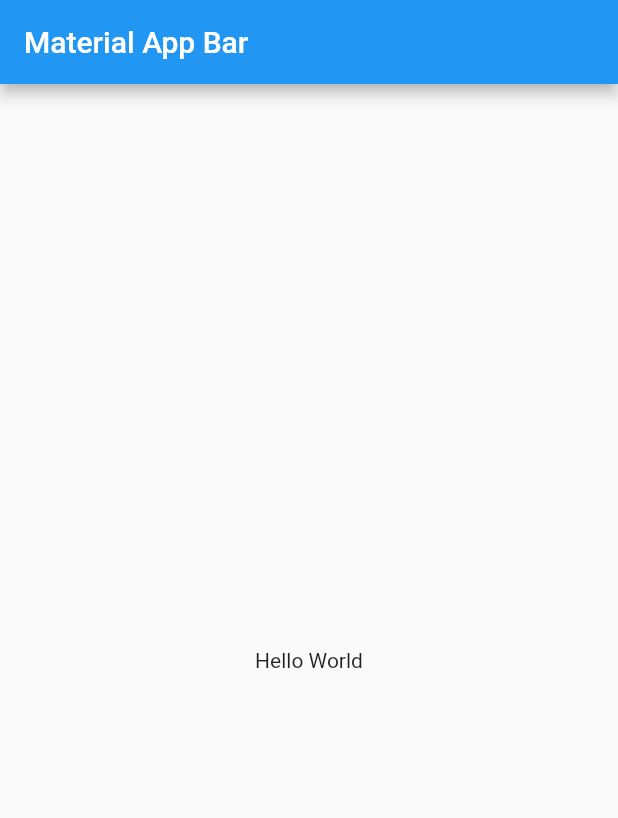
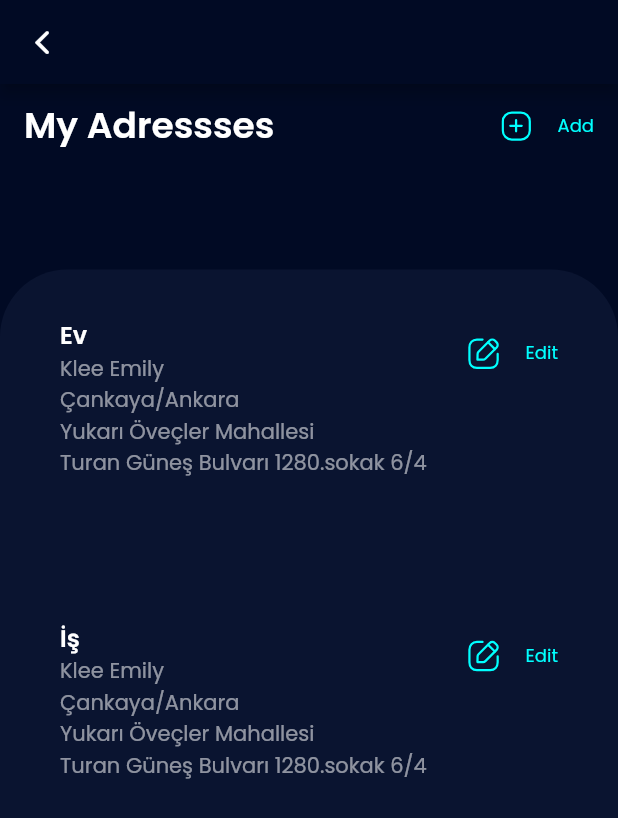
Before and after one commit to boranpek/work_with_ahmet, a Flutter app: the screen it shows after launch, on a phone screen of 412 x 824 dp. Shown: the top 818 px of the screen. Run offline on Flutter 3.47's test engine with Material 2 defaults, Android fonts, the phone set to English and light mode, and no system bars; our stand-ins replace flutter_svg, google_fonts.

Commit message:
myaddresses page eklendi

```diff
--- a/lib/main.dart
+++ b/lib/main.dart
@@ -1,4 +1,6 @@
 import 'package:flutter/material.dart';
+
+import 'pages/adresses_page.dart';
 
 void main() => runApp(MyApp());
 
@@ -7,16 +9,11 @@ class MyApp extends StatelessWidget {
   Widget build(BuildContext context) {
     return MaterialApp(
       title: 'Material App',
-      home: Scaffold(
-        appBar: AppBar(
-          title: Text('Material App Bar'),
-        ),
-        body: Center(
-          child: Container(
-            child: Text('Hello World'),
-          ),
-        ),
+      debugShowCheckedModeBanner:false,
+      theme: ThemeData(
+        primaryColor: Color(0xff010A24),
       ),
+      home: AdressesPage(),
     );
   }
 }
--- /dev/null
+++ b/lib/pages/adresses_page.dart
@@ -0,0 +1,79 @@
+import 'package:flutter/cupertino.dart';
+import 'package:flutter/material.dart';
+import 'package:google_fonts/google_fonts.dart';
+
+import '../widgets/container_list_tile.dart';
+
+class AdressesPage extends StatelessWidget {
+  AdressesPage({Key? key}) : super(key: key);
+
+  final List<String> adressTitle = ["Ev", "İş"];
+  final List<String> adressesSubTitle = [
+    "Klee Emily\nÇankaya/Ankara\nYukarı Öveçler Mahallesi\nTuran Güneş Bulvarı 1280.sokak 6/4",
+    "Klee Emily\nÇankaya/Ankara\nYukarı Öveçler Mahallesi\nTuran Güneş Bulvarı 1280.sokak 6/4"
+  ];
+
+  @override
+  Widget build(BuildContext context) {
+    return Scaffold(
+      backgroundColor: Theme.of(context).primaryColor,
+      appBar: AppBar(
+        backgroundColor: Theme.of(context).primaryColor,
+        leading: Icon(CupertinoIcons.back),
+      ),
+      body: Column(
+        children: <Widget>[
+          ContainerListTile(
+            editOrAdd: true,
+            title: Text(
+              "My Adressses",
+              style: GoogleFonts.poppins(
+                  fontSize: 24,
+                  color: Colors.white,
+                  fontWeight: FontWeight.w600),
+            ),
+          ),
+          Expanded(
+            child: containerListViewBuilder(),
+          ),
+        ],
+      ),
+    );
+  }
+
+  Widget containerListViewBuilder() {
+    return Container(
+      decoration: BoxDecoration(
+        color: Color(0xff0A1430),
+        borderRadius: BorderRadius.only(
+          topLeft: Radius.circular(45),
+          topRight: Radius.circular(45),
+        ),
+      ),
+      child: ListView.builder(
+          itemCount: adressTitle.length,
+          itemBuilder: (context, index) {
+            print("İndex im: $index");
+            return Padding(
+                padding: const EdgeInsets.only(
+                    top: 28, left: 24, right: 24, bottom: 50),
+                child: ContainerListTile(
+                  editOrAdd: false,
+                  title: Text(
+                    adressTitle[index],
+                    style: GoogleFonts.poppins(
+                        color: Colors.white, fontWeight: FontWeight.w600),
+                  ),
+                  subTitle: Text(
+                    adressesSubTitle[index],
+                    textAlign: TextAlign.left,
+                    style: GoogleFonts.poppins(
+                        color: Colors.white54,
+                        fontWeight: FontWeight.w400,
+                        fontSize: 14),
+                  ),
+                ));
+          }),
+    );
+  }
+}
--- /dev/null
+++ b/lib/widgets/container_list_tile.dart
@@ -0,0 +1,51 @@
+import 'package:flutter/material.dart';
+import 'package:flutter_svg/svg.dart';
+import 'package:google_fonts/google_fonts.dart';
+
+class ContainerListTile extends StatelessWidget {
+  ContainerListTile({Key? key, this.title, this.subTitle, this.editOrAdd})
+      : super(key: key);
+
+  final Widget? title;
+  final Widget? subTitle;
+  final bool? editOrAdd;
+
+  final Color iconTitleColor = Color(0xff00FFFF);
+
+  @override
+  Widget build(BuildContext context) {
+    return Container(
+      height: MediaQuery.of(context).size.height *0.15,
+      child: ListTile(
+        title: title,
+        subtitle: subTitle,
+        trailing: Container(
+          width: MediaQuery.of(context).size.width *0.15,
+          child: editOrAdd == true ? rowButtonAdd() : rowButtonEdit(),
+        ),
+      ),
+    );
+  }
+
+  Row rowButtonAdd() {
+    return Row(
+      mainAxisAlignment: MainAxisAlignment.spaceBetween,
+      children: <Widget>[
+        SvgPicture.asset("assets/images/add.svg"),
+        Text("Add",
+            style: GoogleFonts.poppins(fontSize: 12, color: iconTitleColor))
+      ],
+    );
+  }
+
+  Row  rowButtonEdit() {
+    return Row(
+      mainAxisAlignment: MainAxisAlignment.spaceBetween,
+      children: <Widget>[
+        SvgPicture.asset("assets/images/edit.svg"),
+        Text("Edit",
+            style: GoogleFonts.poppins(fontSize: 12, color: iconTitleColor))
+      ],
+    );
+  }
+}
```
Also changed, not shown: pubspec.yaml (+7 -3 lines), assets/images/add.svg (added), assets/images/edit.svg (added), 2 other files.
